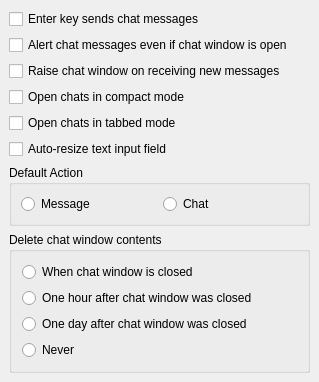
Before: the Qt Designer form src/options/opt_chat.ui in mblsha/psi, drawn with Qt 5.
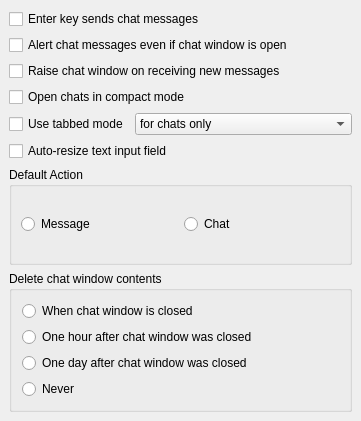
After: the same form once the commit is applied.

Commit message: TabManager, TabDlg, OptionsTabChat: Allow customisation of which kind of tabs go into shared/specific tabsets.

```diff
--- a/src/options/opt_chat.ui
+++ b/src/options/opt_chat.ui
@@ -8,8 +8,8 @@
    <rect>
     <x>0</x>
     <y>0</y>
-    <width>319</width>
-    <height>375</height>
+    <width>346</width>
+    <height>421</height>
    </rect>
   </property>
   <property name="windowTitle" >
@@ -51,11 +51,71 @@
     </widget>
    </item>
    <item>
-    <widget class="QCheckBox" name="ck_tabChats" >
-     <property name="text" >
-      <string>Open chats in tabbed mode</string>
+    <layout class="QHBoxLayout" >
+     <property name="margin" >
+      <number>0</number>
      </property>
-    </widget>
+     <property name="spacing" >
+      <number>6</number>
+     </property>
+     <item>
+      <widget class="QCheckBox" name="ck_tabChats" >
+       <property name="sizePolicy" >
+        <sizepolicy>
+         <hsizetype>0</hsizetype>
+         <vsizetype>0</vsizetype>
+         <horstretch>0</horstretch>
+         <verstretch>0</verstretch>
+        </sizepolicy>
+       </property>
+       <property name="text" >
+        <string>Use tabbed mode</string>
+       </property>
+      </widget>
+     </item>
+     <item>
+      <widget class="QComboBox" name="cb_tabGrouping" >
+       <item>
+        <property name="text" >
+         <string>for chats only</string>
+        </property>
+       </item>
+       <item>
+        <property name="text" >
+         <string>for mucs only</string>
+        </property>
+       </item>
+       <item>
+        <property name="text" >
+         <string>for chats and mucs separately</string>
+        </property>
+       </item>
+       <item>
+        <property name="text" >
+         <string>for mucs and chats in one window.</string>
+        </property>
+       </item>
+       <item>
+        <property name="text" >
+         <string>[customized]</string>
+        </property>
+       </item>
+      </widget>
+     </item>
+     <item>
+      <spacer>
+       <property name="orientation" >
+        <enum>Qt::Horizontal</enum>
+       </property>
+       <property name="sizeHint" >
+        <size>
+         <width>0</width>
+         <height>0</height>
+        </size>
+       </property>
+      </spacer>
+     </item>
+    </layout>
    </item>
    <item>
     <widget class="QCheckBox" name="ck_autoResize" >
@@ -71,7 +131,7 @@
      </property>
      <layout class="QHBoxLayout" >
       <property name="margin" >
-       <number>-1</number>
+       <number>9</number>
       </property>
       <property name="spacing" >
        <number>6</number>
```
Left out of the diff: 3 changed lines with no effect on the pictures. The commit also changes 7 other files.
